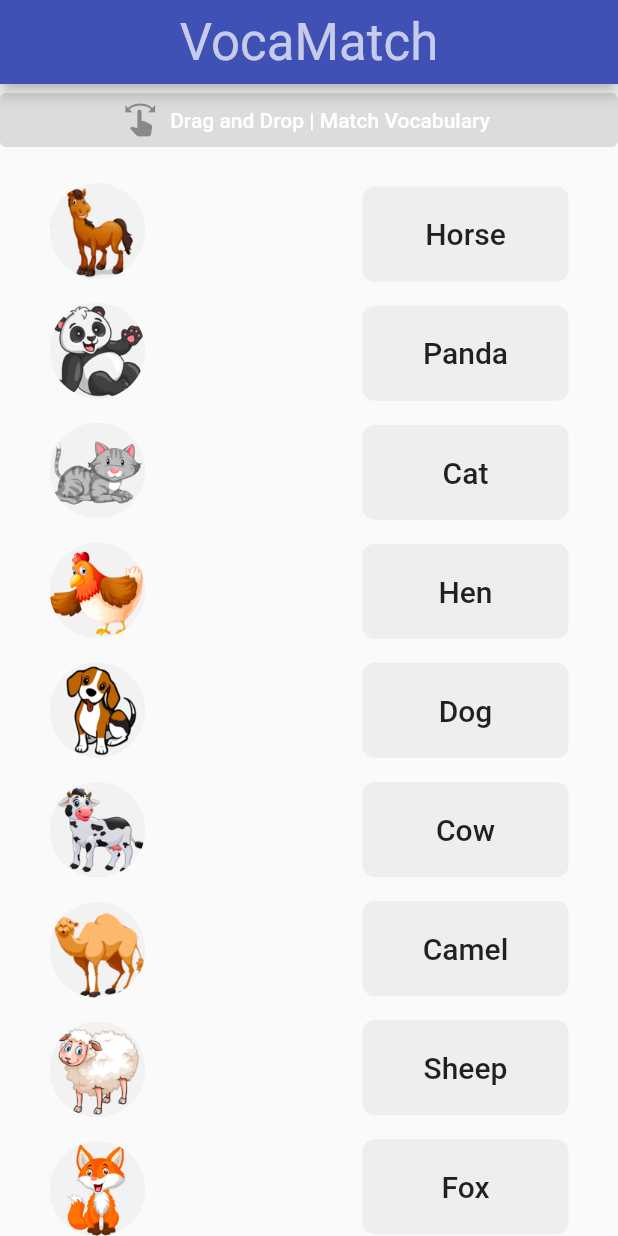
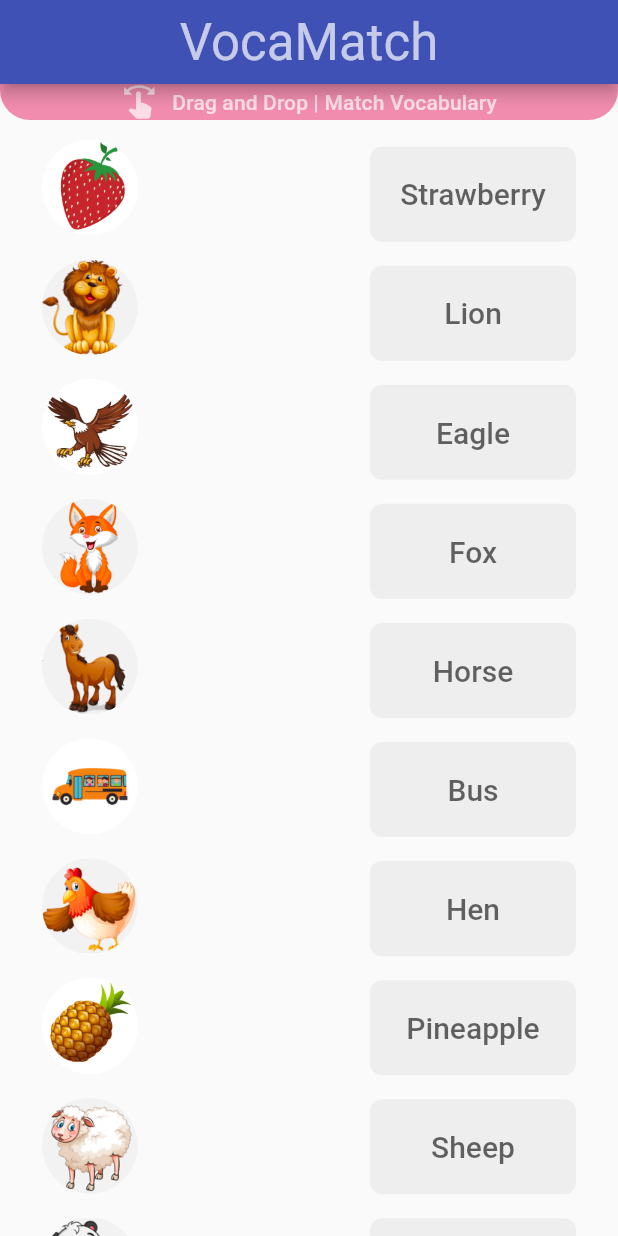
Before and after one commit to metaspook/vocamatch, a Flutter app: the screen it shows after launch, on a phone screen of 412 x 824 dp. Run offline on Flutter 3.47's test engine with Material 2 defaults, Android fonts, the light colour scheme and no system bars; our stand-ins replace audioplayers.

Commit message:
Update home_page, add screenshots

```diff
--- a/lib/pages/home.dart
+++ b/lib/pages/home.dart
@@ -23,18 +23,31 @@ class _HomePageState extends State<HomePage> {
     score = 0;
     appBarText = 'VocaMatch';
     items = [
-      ItemModel(value: 'lion', name: 'Lion', img: 'assets/images/lion.png'),
-      ItemModel(value: 'panda', name: 'Panda', img: 'assets/images/panda.png'),
-      ItemModel(value: 'camel', name: 'Camel', img: 'assets/images/camel.png'),
-      ItemModel(value: 'dog', name: 'Dog', img: 'assets/images/dog.png'),
-      ItemModel(value: 'cat', name: 'Cat', img: 'assets/images/cat.png'),
-      ItemModel(value: 'horse', name: 'Horse', img: 'assets/images/horse.png'),
-      ItemModel(value: 'sheep', name: 'Sheep', img: 'assets/images/sheep.png'),
-      ItemModel(value: 'hen', name: 'Hen', img: 'assets/images/hen.png'),
-      ItemModel(value: 'fox', name: 'Fox', img: 'assets/images/fox.png'),
-      ItemModel(value: 'cow', name: 'Cow', img: 'assets/images/cow.png'),
+      for (String i in <String>[
+        'bicycle',
+        'bus',
+        'camel',
+        'cow',
+        'eagle',
+        'fox',
+        'hen',
+        'horse',
+        'kingfisher',
+        'lion',
+        'orange',
+        'panda',
+        'pigeon',
+        'pineapple',
+        'scooter',
+        'sheep',
+        'strawberry',
+        'taxi',
+        'watermelon',
+        'woodpecker'
+      ])
+        ItemModel(value: i, name: i.toCapitalize(), img: 'assets/images/$i.png')
     ];
-    items2 = List<ItemModel>.from(items);
+    items2 = [...items];
     fullScore = items.length * 10;
     items.shuffle();
     items2.shuffle();
@@ -61,22 +74,35 @@ class _HomePageState extends State<HomePage> {
                   .copyWith(color: Colors.white70))),
       body: Column(
         children: [
-          Row(
-            children: [
-              Expanded(
-                child: ElevatedButton.icon(
-                    onPressed: null,
-                    icon: const Icon(Icons.swipe),
-                    label: const Text(
-                      'Drag and Drop | Match Vocabulary',
-                      style: TextStyle(color: Colors.white),
-                    )),
-              ),
-            ],
+          Container(
+            decoration: BoxDecoration(
+              borderRadius: const BorderRadius.only(
+                  bottomLeft: Radius.circular(20),
+                  bottomRight: Radius.circular(20)),
+              color: Colors.pink.withOpacity(0.5),
+            ),
+            child: Row(
+              mainAxisAlignment: MainAxisAlignment.center,
+              children: [
+                const Icon(
+                  Icons.swipe,
+                  color: Colors.white70,
+                ),
+                const SizedBox(width: 10),
+                Text(
+                  'Drag and Drop | Match Vocabulary',
+                  style: Theme.of(context)
+                      .textTheme
+                      .subtitle2!
+                      .copyWith(color: Colors.white70),
+                ),
+              ],
+            ),
           ),
           Expanded(
             child: ListView(
-              padding: const EdgeInsets.symmetric(horizontal: 25, vertical: 10),
+              physics: const BouncingScrollPhysics(),
+              padding: const EdgeInsets.symmetric(horizontal: 20, vertical: 5),
               children: [
                 if (!gameOver) ...[
                   Row(
@@ -167,10 +193,14 @@ class _HomePageState extends State<HomePage> {
                                 alignment: Alignment.center,
                                 height: MediaQuery.of(context).size.width / 6.5,
                                 width: MediaQuery.of(context).size.width / 3,
-                                margin: EdgeInsets.all(8),
+                                margin: const EdgeInsets.all(8),
                                 child: Text(item.name,
-                                    style:
-                                        Theme.of(context).textTheme.headline6),
+                                    style: Theme.of(context)
+                                        .textTheme
+                                        .headline6!
+                                        .copyWith(
+                                            color: Colors.black
+                                                .withOpacity(0.60))),
                               );
                             },
                           );
@@ -246,3 +276,8 @@ class _HomePageState extends State<HomePage> {
     );
   }
 }
+
+extension StringExtension on String {
+  String toCapitalize() =>
+      "${this[0].toUpperCase()}${substring(1).toLowerCase()}";
+}
--- a/lib/widgets/translucent_background.dart
+++ /dev/null
@@ -1,33 +0,0 @@
-import 'dart:ui';
-
-import 'package:flutter/material.dart';
-
-class TranslucentBackground extends StatelessWidget {
-  TranslucentBackground({Key? key, this.child, this.blurFilter = const [4, 4]})
-      : super(key: key);
-  final Widget? child;
-  final List<double> blurFilter;
-
-  @override
-  Widget build(BuildContext context) {
-    return Stack(
-      alignment: Alignment.center,
-      children: [
-        Image.asset(
-          'assets/images/space_02.jpg',
-          height: double.infinity,
-          width: double.infinity,
-          fit: BoxFit.cover,
-        ),
-        BackdropFilter(
-          filter:
-              ImageFilter.blur(sigmaX: blurFilter[0], sigmaY: blurFilter[1]),
-          child: Align(
-            alignment: Alignment.topCenter,
-            child: child,
-          ),
-        ),
-      ],
-    );
-  }
-}
```
Also changed, not shown: assets/images/bicycle.png (added), assets/images/bus.png (added), assets/images/cat.png (deleted), assets/images/dog.png (deleted), assets/images/eagle.png (added), assets/images/kingfisher.png (added), assets/images/orange.png (added), assets/images/pigeon.png (added), assets/images/pineapple.png (added), assets/images/scooter.png (added), assets/images/strawberry.png (added), assets/images/taxi.png (added), assets/images/watermelon.png (added), assets/images/woodpecker.png (added), 3 other files.
